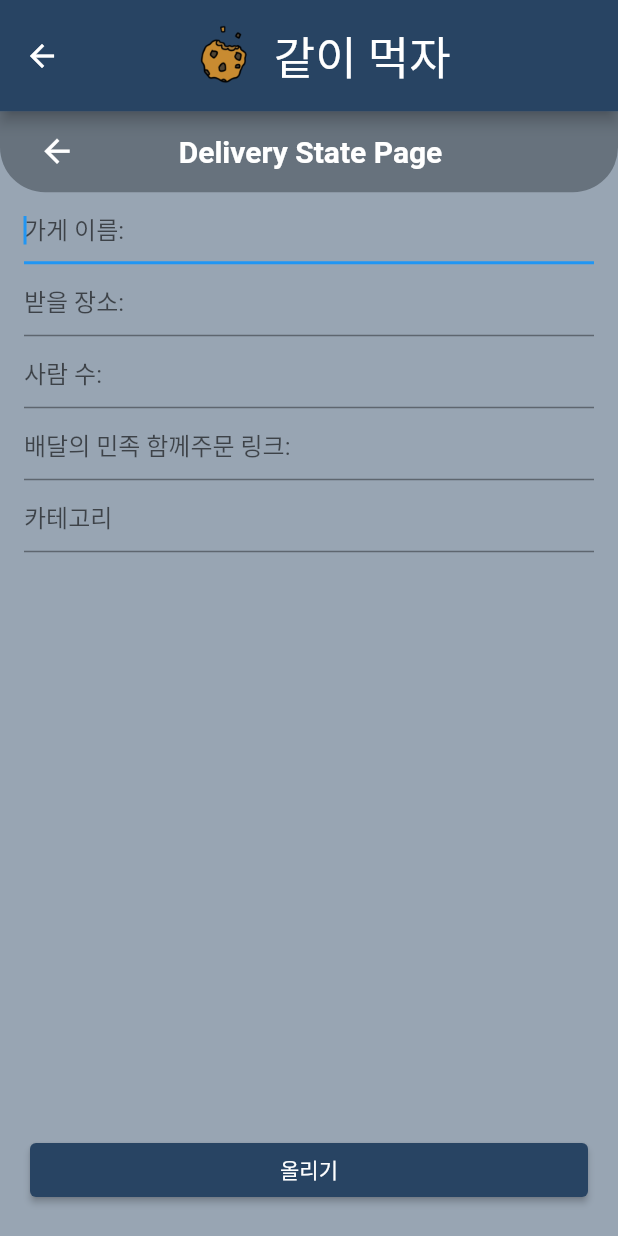
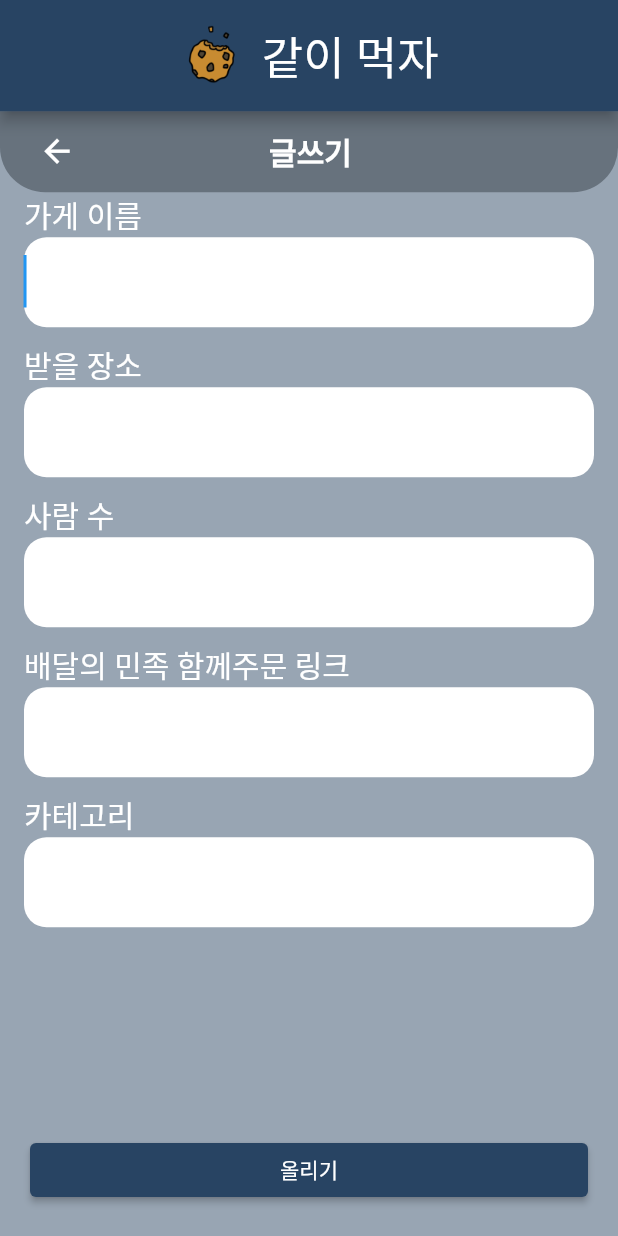
Before and after one commit to Seo-Yegyeong/delivery_together, a Flutter app: the screen it shows once a user with an empty profile is signed in, after a tap on "글쓰기", on a phone screen of 412 x 824 dp. Run offline on Flutter 3.47's test engine with Material 2 defaults, Android fonts, the phone set to English and light mode, and no system bars; our stand-ins replace cloud_firestore, firebase_auth, firebase_core, get, google_sign_in; accounts and stored records are empty.

Commit message:
[FEAT] update components.dart

```diff
--- a/lib/components/components.dart
+++ b/lib/components/components.dart
@@ -15,14 +15,14 @@ PreferredSizeWidget FixedAppBar(context) => AppBar(
           '같이 먹자',
           style: TextStyle(fontSize: 30),
         ),
-        SizedBox(width: 40,)
       ],
     ),
   ),
   toolbarHeight: getAppBarHeight(context),
+  automaticallyImplyLeading: false,
 );
 
-Widget TitleWidget(context) => Column(
+Widget TitleWidget(context, title) => Column(
   children: [
     Container(
       decoration: BoxDecoration(
@@ -51,15 +51,15 @@ Widget TitleWidget(context) => Column(
                 ),
               ),
             ),
-            const Text(
-              'Delivery State Page',
-              style: TextStyle(
+            Text(
+              title,
+              style: const TextStyle(
                 color: Colors.white,
                 fontSize: 20,
                 fontWeight: FontWeight.bold,
               ),
             ),
-            SizedBox(width: 50,),
+            const SizedBox(width: 50,),
           ],
         ),
       ),
--- a/lib/write_order.dart
+++ b/lib/write_order.dart
@@ -24,7 +24,7 @@ class _WritePageState extends State<WritePage> {
       body: Container(
         decoration: BoxDecoration(color: Color(0xFF98A5B3)),
         child: Column(
-          children: [TitleWidget(context), WritingForm(), SizedBox()],
+          children: [TitleWidget(context, '글쓰기'), WritingForm(), SizedBox()],
         ),
       ),
       bottomNavigationBar: Container(
@@ -51,10 +51,10 @@ Widget WritingForm() => Form(
           padding: EdgeInsets.fromLTRB(16, 0, 16, 0),
           child: Column(
             children: <Widget>[
-              InputField("가게 이름: ", 0),
-              InputField("받을 장소: ", 1),
-              InputField("사람 수: ", 2),
-              InputField("배달의 민족 함께주문 링크: ", 3),
+              InputField("가게 이름", 0),
+              InputField("받을 장소", 1),
+              InputField("사람 수", 2),
+              InputField("배달의 민족 함께주문 링크", 3),
               InputField("카테고리", 4),
               // SizedBox(height: 16,),
             ],
@@ -64,7 +64,18 @@ Widget WritingForm() => Form(
     );
 
 Widget InputField(String text, int index) {
-  return TextFormField(
+  return Container(
+    child: Column(
+      crossAxisAlignment: CrossAxisAlignment.start,
+      children: [
+        Text(text, style: TextStyle(color: Colors.white, fontSize: 20),),
+        Container(
+          height: 60,
+          decoration: BoxDecoration(
+            color: Colors.white,
+            borderRadius: BorderRadius.circular(15),
+          ),
+          child: TextFormField(
             //autovalidateMode: AutovalidateMode.always,
             onSaved: (value) {
               if (index == 0)
@@ -97,14 +108,16 @@ Widget InputField(String text, int index) {
             // maxLines: (index == 3) ? 100 : null,
             textInputAction: TextInputAction.next,
             autofocus: true,
-    decoration: InputDecoration(
-      hintText: text,
-      // helperText: text,
-      // labelText: text,
-      labelStyle: TextStyle(
-        fontSize: 12,
+            decoration: const InputDecoration(
+              border: InputBorder.none
             ),
-      //prefix: Text(text),
+            style: TextStyle(
+              fontSize: 30,
+            ),
+          ),
+        ),
+        SizedBox(height: 10,)
+      ],
     ),
   );
 }
```
Lines whose indentation alone changed are shown as unchanged.
